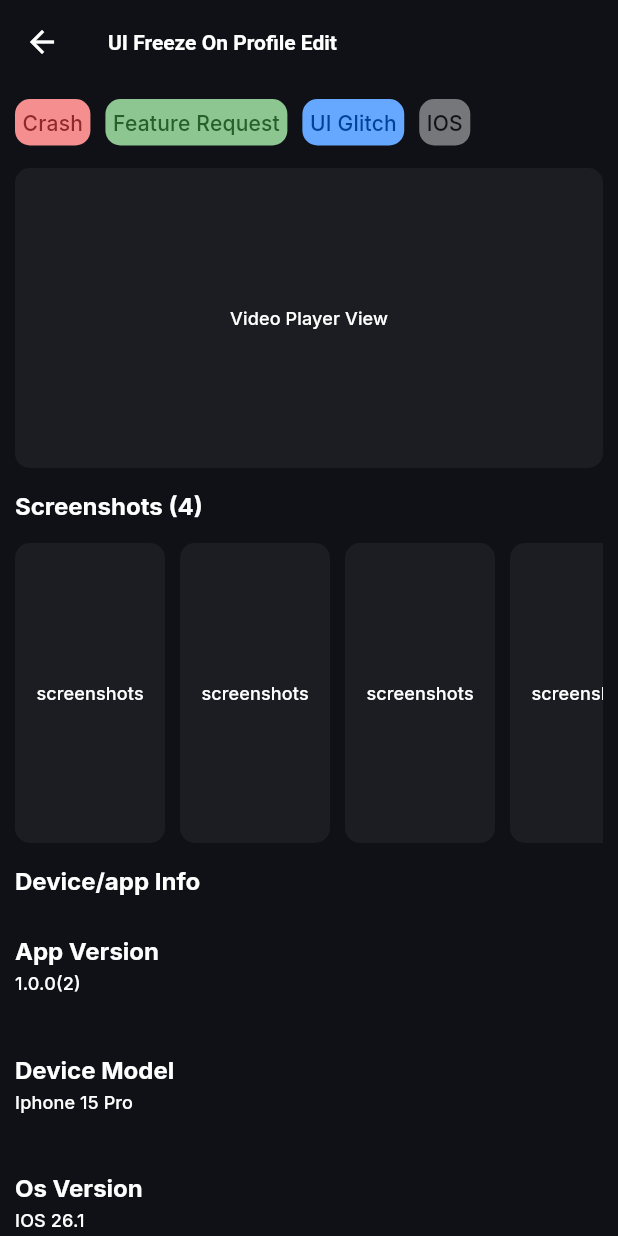
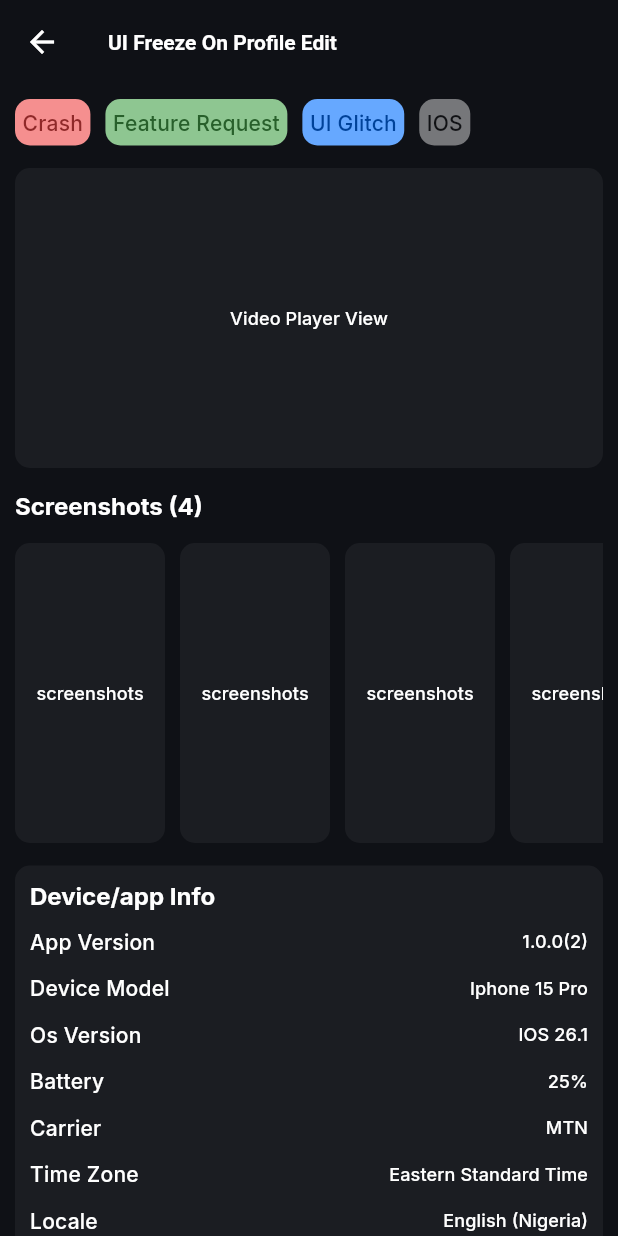
Before and after one commit to Destiny-Ed/test-bounty, a Flutter app: the ReportDetailsScreen screen opened directly, on a phone screen of 412 x 824 dp. Run offline on Flutter 3.47's test engine with Material 3 defaults, Android fonts, the phone set to English and light mode, and no system bars; our stand-ins replace fl_chart, google_fonts, lottie.

```diff
--- a/lib/main.dart
+++ b/lib/main.dart
@@ -2,7 +2,7 @@ import 'package:flutter/material.dart';
 import 'package:provider/provider.dart';
 import 'package:test_bounty/core/constants.dart';
 import 'package:test_bounty/providers/main_activity_provider.dart';
-import 'package:test_bounty/providers/reports_provider.dart';
+import 'package:test_bounty/providers/campaign_provider.dart';
 import 'core/theme.dart';
 import 'providers/auth_provider.dart';
 import 'providers/role_provider.dart';
--- a/lib/providers/reports_provider.dart
+++ b/lib/providers/campaign_provider.dart
@@ -18,6 +18,13 @@ class CampaignProvider extends ChangeNotifier {
     return color;
   }
 
+  bool _isCampaignPause = false;
+  bool get isCampaignPause => _isCampaignPause;
+  void setCampaignPauseStatus() {
+    _isCampaignPause = !_isCampaignPause;
+    notifyListeners();
+  }
+
   List<String> campaignDetailTabs = ["testers", "description", "reports"];
 
   String _selectedCampaignTab = "testers";
--- a/lib/screens/developers/campaign/tab_pages/descriptions_view.dart
+++ b/lib/screens/developers/campaign/tab_pages/descriptions_view.dart
@@ -1,5 +1,5 @@
 import 'package:flutter/material.dart';
-import 'package:test_bounty/providers/reports_provider.dart';
+import 'package:test_bounty/providers/campaign_provider.dart';
 
 class CampaignDescriptionsView extends StatefulWidget {
   final CampaignProvider campaignVm;
--- a/lib/screens/developers/campaign/tab_pages/reports/report_details_screen.dart
+++ b/lib/screens/developers/campaign/tab_pages/reports/report_details_screen.dart
@@ -3,7 +3,7 @@ import 'package:test_bounty/core/extensions.dart';
 import 'package:test_bounty/core/theme.dart';
 import 'package:test_bounty/widgets/header_widget.dart';
 import 'package:test_bounty/widgets/info_box.dart';
-import 'package:test_bounty/widgets/info_tile.dart';
+import 'package:test_bounty/widgets/info_horizontal_tile.dart';
 import 'package:test_bounty/widgets/social_button.dart';
 
 class ReportDetailsScreen extends StatefulWidget {
@@ -88,51 +88,81 @@ class _ReportDetailsScreenState extends State<ReportDetailsScreen> {
                       }),
                     ),
                   ),
+
+                  Container(
+                    padding: const EdgeInsets.all(10),
+                    decoration: BoxDecoration(
+                      color: Theme.of(context).cardColor,
+                      borderRadius: BorderRadius.circular(10),
+                    ),
+                    child: Column(
+                      spacing: 10,
+                      children: [
                         buildHeaderTitle(context, text: "device/app info"),
 
-                  buildInfoTile(
+                        buildInfoHorizontalTile(
                           context,
                           title: "app version",
                           value: "1.0.0(2)",
                         ),
-                  buildInfoTile(
+                        buildInfoHorizontalTile(
                           context,
                           title: "device model",
                           value: "iphone 15 pro",
                         ),
-                  buildInfoTile(
+                        buildInfoHorizontalTile(
                           context,
                           title: "os version",
                           value: "iOS 26.1",
                         ),
-                  buildInfoTile(context, title: "battery", value: "25%"),
-                  buildInfoTile(context, title: "carrier", value: "MTN"),
-                  buildInfoTile(
+                        buildInfoHorizontalTile(
+                          context,
+                          title: "battery",
+                          value: "25%",
+                        ),
+                        buildInfoHorizontalTile(
+                          context,
+                          title: "carrier",
+                          value: "MTN",
+                        ),
+                        buildInfoHorizontalTile(
                           context,
                           title: "time zone",
                           value: "eastern standard time",
                         ),
-                  buildInfoTile(
+                        buildInfoHorizontalTile(
                           context,
                           title: "locale",
                           value: "english (Nigeria)",
                         ),
-                  buildInfoTile(
+                        buildInfoHorizontalTile(
                           context,
                           title: "architecture",
                           value: "arm64e",
                         ),
-                  buildInfoTile(
+                        buildInfoHorizontalTile(
                           context,
                           title: "connection type",
                           value: "cellular",
                         ),
-                  buildInfoTile(
+                        buildInfoHorizontalTile(
                           context,
                           title: "screen resolution",
                           value: "393 x 852 pts",
                         ),
+                      ],
+                    ),
+                  ),
 
+                  Container(
+                    padding: const EdgeInsets.all(10),
+                    decoration: BoxDecoration(
+                      color: Theme.of(context).cardColor,
+                      borderRadius: BorderRadius.circular(10),
+                    ),
+                    child: Column(
+                      spacing: 10,
+                      children: [
                         buildHeaderTitle(context, text: "description"),
                         Align(
                           alignment: Alignment.centerLeft,
@@ -144,9 +174,20 @@ class _ReportDetailsScreenState extends State<ReportDetailsScreen> {
                               ..color?.darken(),
                           ),
                         ),
+                      ],
+                    ),
+                  ),
 
+                  Container(
+                    padding: const EdgeInsets.all(10),
+                    decoration: BoxDecoration(
+                      color: Theme.of(context).cardColor,
+                      borderRadius: BorderRadius.circular(10),
+                    ),
+                    child: Column(
+                      spacing: 10,
+                      children: [
                         buildHeaderTitle(context, text: "reproduction steps"),
-
                         Align(
                           alignment: Alignment.centerLeft,
                           child: Text(
@@ -168,7 +209,19 @@ class _ReportDetailsScreenState extends State<ReportDetailsScreen> {
                               ..copyWith(letterSpacing: 2),
                           ),
                         ),
+                      ],
+                    ),
+                  ),
 
+                  Container(
+                    padding: const EdgeInsets.all(10),
+                    decoration: BoxDecoration(
+                      color: Theme.of(context).cardColor,
+                      borderRadius: BorderRadius.circular(10),
+                    ),
+                    child: Column(
+                      spacing: 10,
+                      children: [
                         buildHeaderTitle(context, text: "reporter"),
 
                         ListTile(
@@ -182,7 +235,11 @@ class _ReportDetailsScreenState extends State<ReportDetailsScreen> {
                           ),
                           subtitle: Row(
                             children: [
-                        Icon(Icons.star, color: AppColors.yellow, size: 12),
+                              Icon(
+                                Icons.star,
+                                color: AppColors.yellow,
+                                size: 12,
+                              ),
                               Text(
                                 "4.8 rating".cap,
                                 style: Theme.of(context).textTheme.titleSmall!
@@ -201,6 +258,9 @@ class _ReportDetailsScreenState extends State<ReportDetailsScreen> {
                               "send email".cap,
                               style: Theme.of(context).textTheme.titleSmall,
                             ),
+                          ),
+                        ),
+                      ],
                     ),
                   ),
 
--- a/lib/screens/developers/campaign/tab_pages/reports/reports_view.dart
+++ b/lib/screens/developers/campaign/tab_pages/reports/reports_view.dart
@@ -1,7 +1,7 @@
 import 'package:flutter/material.dart';
 import 'package:test_bounty/core/extensions.dart';
 import 'package:test_bounty/core/theme.dart';
-import 'package:test_bounty/providers/reports_provider.dart';
+import 'package:test_bounty/providers/campaign_provider.dart';
 import 'package:test_bounty/screens/developers/campaign/tab_pages/reports/report_details_screen.dart';
 import 'package:test_bounty/widgets/info_box.dart';
 
--- a/lib/screens/developers/campaign/tab_pages/testers_view.dart
+++ b/lib/screens/developers/campaign/tab_pages/testers_view.dart
@@ -1,5 +1,5 @@
 import 'package:flutter/material.dart';
-import 'package:test_bounty/providers/reports_provider.dart';
+import 'package:test_bounty/providers/campaign_provider.dart';
 
 class CampaignTestersView extends StatefulWidget {
   final CampaignProvider campaignVm;
--- a/lib/screens/developers/dashboard/bug_analysis_view.dart
+++ b/lib/screens/developers/dashboard/bug_analysis_view.dart
@@ -3,7 +3,7 @@ import 'package:flutter/material.dart';
 import 'package:provider/provider.dart';
 import 'package:test_bounty/core/enums.dart';
 import 'package:test_bounty/core/extensions.dart';
-import 'package:test_bounty/providers/reports_provider.dart';
+import 'package:test_bounty/providers/campaign_provider.dart';
 
 class AnalysisView extends StatefulWidget {
   const AnalysisView({super.key});
--- a/lib/widgets/info_box.dart
+++ b/lib/widgets/info_box.dart
@@ -3,15 +3,21 @@ import 'package:test_bounty/core/extensions.dart';
 
 class InfoBox extends StatelessWidget {
   final Color color;
+  final Color? textColor;
   final String value;
-  const InfoBox({super.key, required this.color, required this.value});
+  const InfoBox({
+    super.key,
+    required this.color,
+    required this.value,
+    this.textColor,
+  });
 
   @override
   Widget build(BuildContext context) {
     return Container(
       padding: const EdgeInsets.all(5),
       decoration: BoxDecoration(
-        color: color.lighten(),
+        color: textColor != null ? color : color.lighten(),
         borderRadius: BorderRadius.circular(10),
       ),
       child: Text(
@@ -19,7 +25,7 @@ class InfoBox extends StatelessWidget {
         overflow: TextOverflow.ellipsis,
         style: Theme.of(
           context,
-        ).textTheme.titleMedium!.copyWith(color: color.darken()),
+        ).textTheme.titleMedium!.copyWith(color: textColor ?? color.darken()),
       ),
     );
   }
--- /dev/null
+++ b/lib/widgets/info_horizontal_tile.dart
@@ -0,0 +1,26 @@
+import 'package:flutter/material.dart';
+import 'package:test_bounty/core/extensions.dart';
+
+Widget buildInfoHorizontalTile(
+  BuildContext context, {
+  required String title,
+  required String value,
+}) {
+  return Align(
+    alignment: Alignment.centerLeft,
+    child: Row(
+      mainAxisAlignment: MainAxisAlignment.spaceBetween,
+      children: [
+        Text(
+          title.cap,
+          overflow: TextOverflow.ellipsis,
+          style: Theme.of(context).textTheme.titleMedium,
+        ),
+        Text(
+          value.cap,
+          style: Theme.of(context).textTheme.titleSmall!..color?.darken(),
+        ),
+      ],
+    ),
+  );
+}
--- a/lib/widgets/info_tile.dart
+++ /dev/null
@@ -1,22 +0,0 @@
-import 'package:flutter/material.dart';
-import 'package:test_bounty/core/extensions.dart';
-
-Widget buildInfoTile(
-  BuildContext context, {
-  required String title,
-  required String value,
-}) {
-  return ListTile(
-    dense: true,
-    contentPadding: const EdgeInsets.all(0),
-    title: Text(
-      title.cap,
-      overflow: TextOverflow.ellipsis,
-      style: Theme.of(context).textTheme.titleLarge,
-    ),
-    subtitle: Text(
-      value.cap,
-      style: Theme.of(context).textTheme.titleSmall!..color?.darken(),
-    ),
-  );
-}
```
Also changed, not shown: lib/screens/developers/campaign/campaign_details_screen.dart (+58 -9 lines), lib/widgets/info_vertical_card.dart (added, +24 -0 lines). Lines whose indentation alone changed are shown as unchanged.
